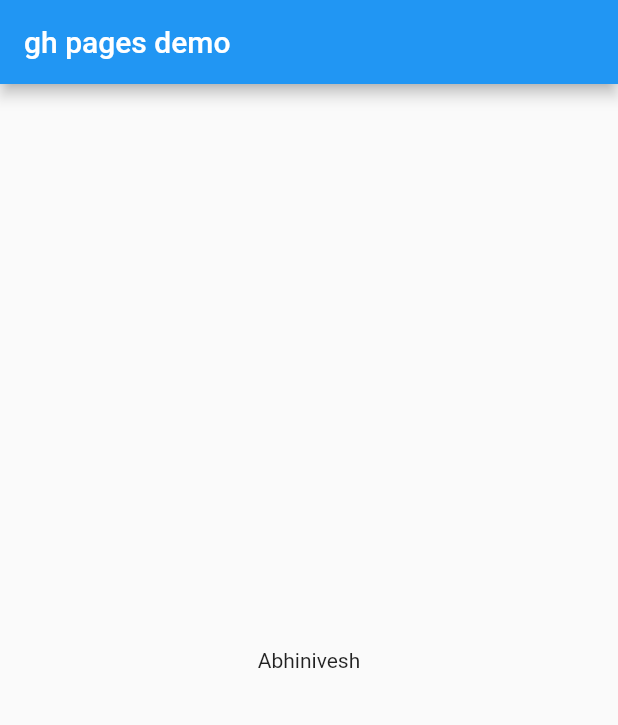
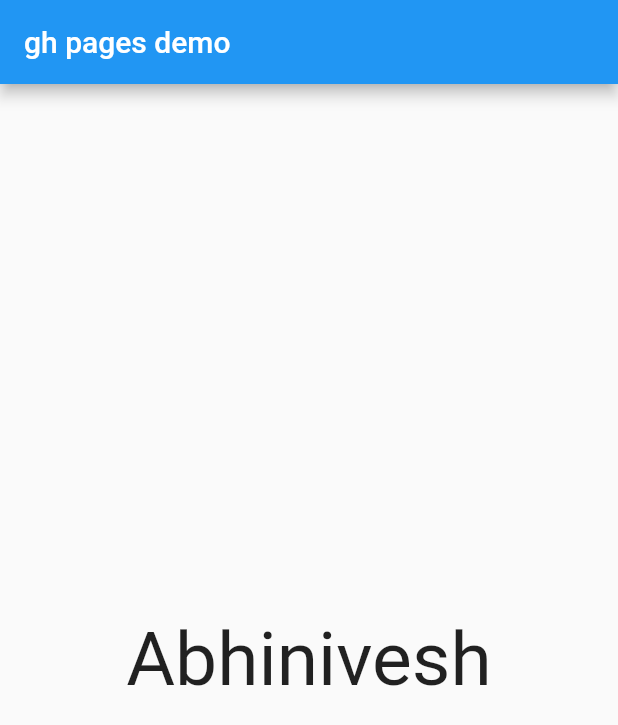
Before and after one commit to Abhinivesh27/web-poc-flutter, a Flutter app: the screen it shows after launch, on a phone screen of 412 x 824 dp. Shown: the top 725 px of the screen. Run offline on Flutter 3.47's test engine with Material 2 defaults, Android fonts, the phone set to English and light mode, and no system bars.

Commit message:
text size

```diff
--- a/lib/main.dart
+++ b/lib/main.dart
@@ -25,7 +25,12 @@ class Home extends StatelessWidget {
         title: Text("gh pages demo"),
       ),
       body: Center(
-        child: Text("Abhinivesh"),
+        child: Text(
+          "Abhinivesh",
+          style: TextStyle(
+            fontSize: 50,
+          ),
+        ),
       ),
     );
   }
```
